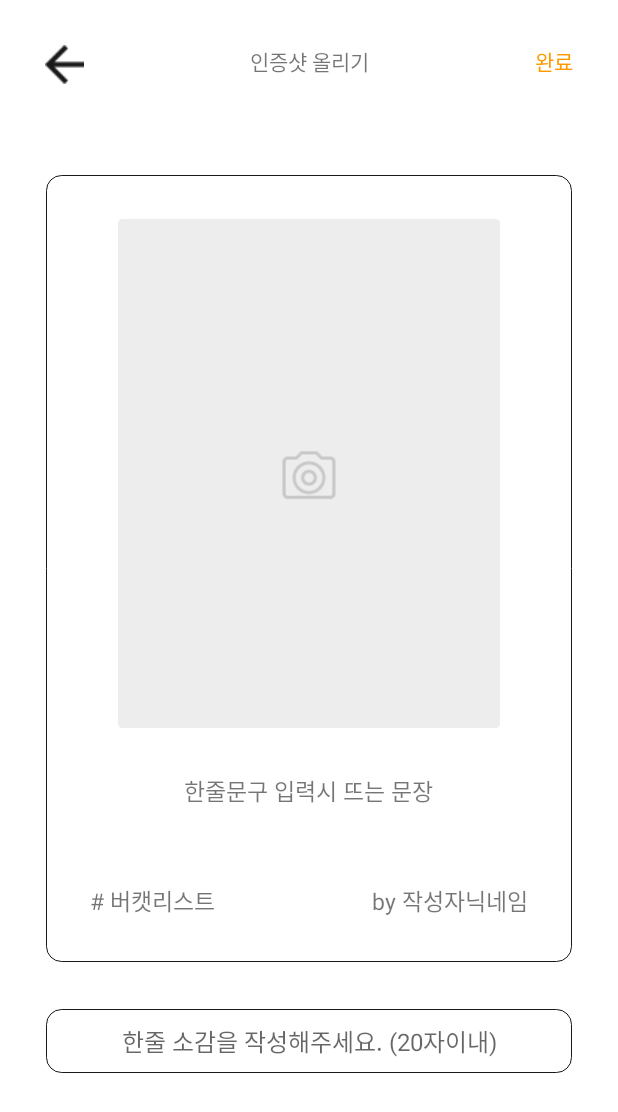
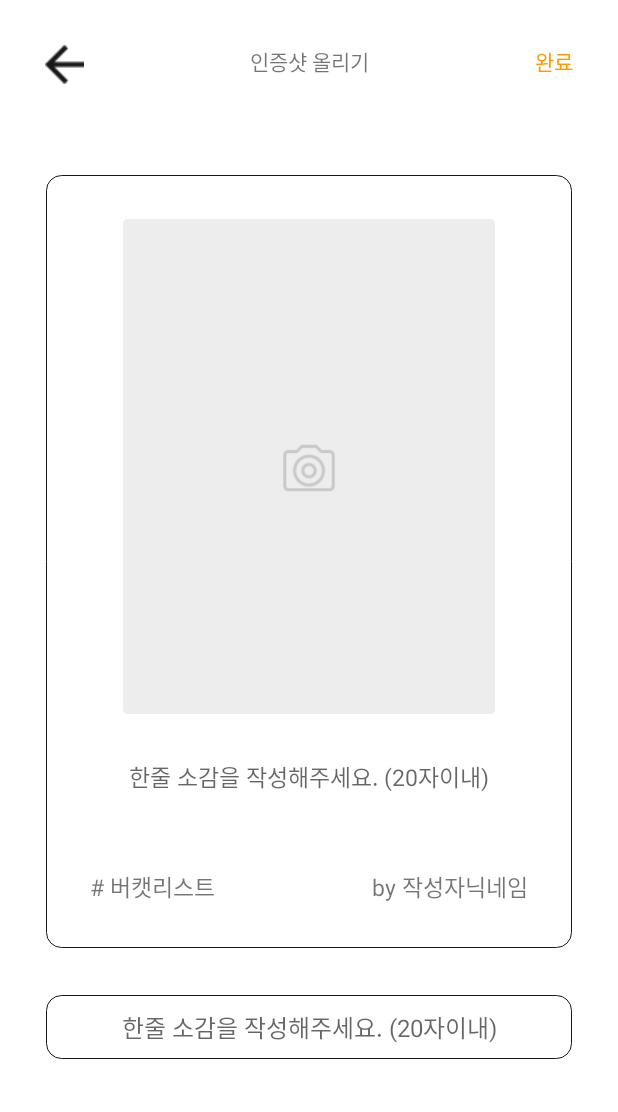
Before and after one commit to kmu-cat/2022-, an Android app: the screen it shows after launch (Post), on a phone screen of 412 x 824 dp. Shown: the top 1112 px of the screen. Run offline under Robolectric (Android 15) with nearby library versions, the phone set to English and light mode, and no system bars; our stand-ins replace Firebase (no records; nobody signed in at launch, a user with empty details on screens opened directly).

Commit message:
[back] feat: et_post 변경 및 postImageView 속성 변경
postEditView 가 하는 일을 et_post 로 이동(test)
postImageView 의 layout_width 에 값 성정 - wrap_context은 사진 첨부시 사진에 맞게 레이아웃 사이즈가 달라짐

```diff
--- a/app/src/main/res/layout/activity_post.xml
+++ b/app/src/main/res/layout/activity_post.xml
@@ -43,6 +43,14 @@
 
     </LinearLayout>
 
+    <ScrollView
+        android:layout_width="match_parent"
+        android:layout_height="match_parent">
+
+        <LinearLayout
+            android:layout_width="wrap_content"
+            android:layout_height="wrap_content"
+            android:orientation="vertical" >
 
             <LinearLayout
                 android:layout_width="wrap_content"
@@ -54,19 +62,21 @@
 
                 <ImageView
                     android:id="@+id/postImageView"
-            android:layout_width="wrap_content"
-            android:layout_height="339dp"
+                    android:layout_width="300dp"
+                    android:layout_height="330dp"
                     android:layout_margin="30dp"
-            android:src="@drawable/gallery"
-            android:clickable="true" />
+                    android:clickable="true"
+                    android:src="@drawable/gallery" />
 
-        <TextView
-            android:id="@+id/picture"
+                <EditText
+                    android:id="@+id/et_post"
                     android:layout_width="wrap_content"
                     android:layout_height="wrap_content"
-            android:text="한줄문구 입력시 뜨는 문장"
-            android:textSize="15dp"
-            android:layout_marginBottom="20dp"/>
+                    android:layout_marginBottom="20dp"
+                    android:hint="한줄 소감을 작성해주세요. (20자이내)"
+                    android:textAlignment="center"
+                    android:background="@null"
+                    android:textSize="15dp" />
 
                 <LinearLayout
                     android:layout_width="match_parent"
@@ -77,14 +87,12 @@
                         android:layout_width="wrap_content"
                         android:layout_height="wrap_content"
                         android:text="# 버캣리스트"
-                android:textSize="15dp"
-                />
+                        android:textSize="15dp" />
 
                     <View
                         android:layout_width="0dp"
                         android:layout_height="0dp"
-                android:layout_weight="1"
-                />
+                        android:layout_weight="1" />
 
                     <TextView
                         android:layout_width="wrap_content"
@@ -102,12 +110,13 @@
                 android:layout_height="wrap_content"
                 android:layout_marginLeft="30dp"
                 android:layout_marginRight="30dp"
+                android:background="@drawable/edge"
+                android:hint="한줄 소감을 작성해주세요. (20자이내)"
+                android:padding="10dp"
                 android:textAlignment="center"
-        android:hint="한줄 소감을 작성해주세요. (20자이내)"
-        android:textSize="16dp"
-        android:background="@drawable/edge"
-        android:padding="10dp"/>
-
+                android:textSize="16dp" />
+        </LinearLayout>
+    </ScrollView>
 
 
 </LinearLayout>
```
Lines whose indentation alone changed are shown as unchanged.
